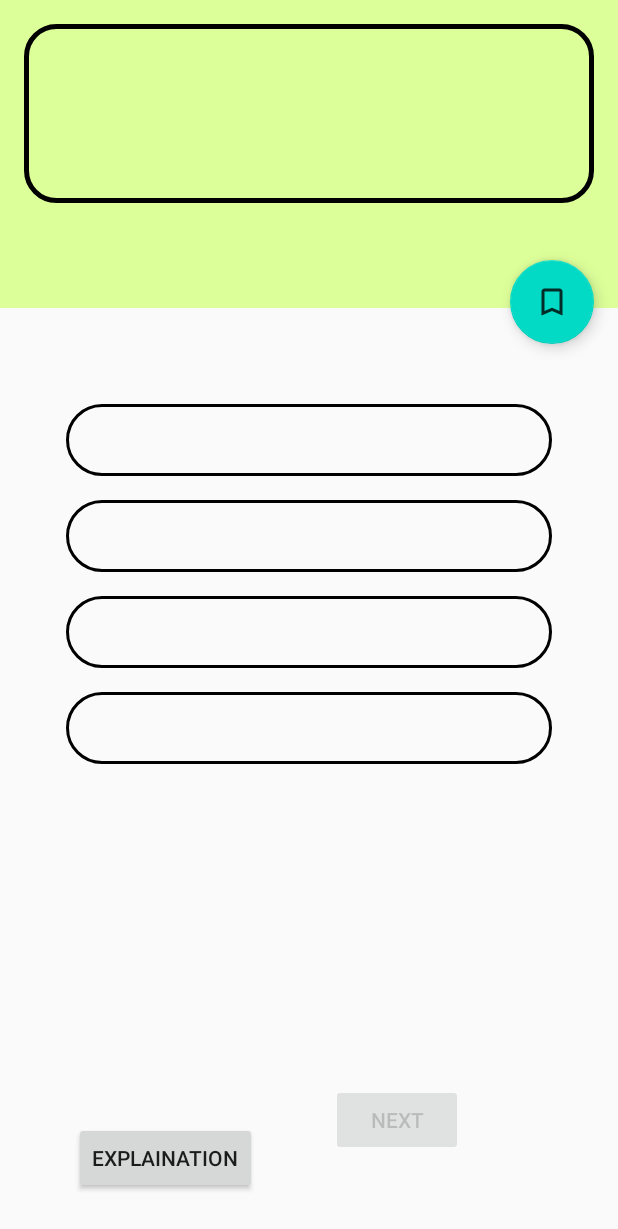
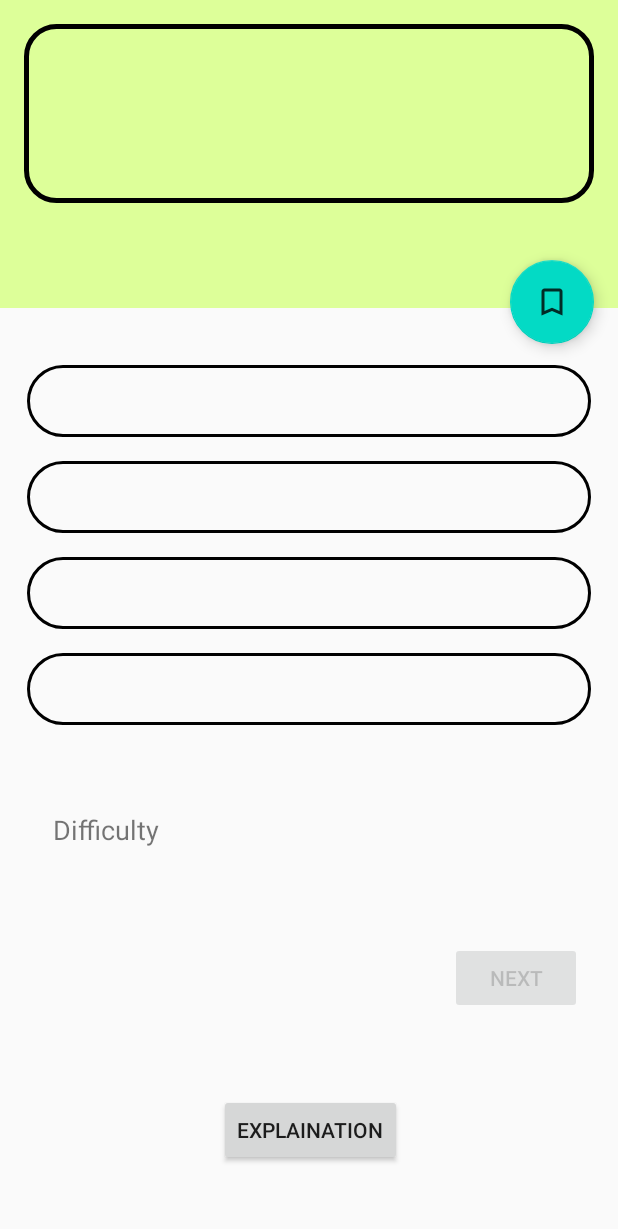
Before and after one commit to flockflair/flockflairapp, an Android app: the layout activity_display_questions.xml on its own in the app's theme, with its tools: preview values and no code run, on a phone screen of 412 x 824 dp. Shown: the top 1229 px of the screen. Run offline under Robolectric (Android 15) with nearby library versions, the phone set to English and light mode, and no system bars; Roboto replaces fonts that are not available here.

Commit message:
difficulty commit

```diff
--- a/app/src/main/java/com/example/flockflairapp/BookmarkAdapter.java
+++ b/app/src/main/java/com/example/flockflairapp/BookmarkAdapter.java
@@ -24,7 +24,9 @@ import com.google.firebase.database.ValueEventListener;
 
 import java.util.ArrayList;
 import java.util.List;
-;
+;import javax.sql.StatementEvent;
+
+import static com.example.flockflairapp.DisplayQuestions.keyList;
 
 
 public class BookmarkAdapter extends RecyclerView.Adapter<BookmarkAdapter.Viewholder> {
--- a/app/src/main/java/com/example/flockflairapp/DisplayQuestions.java
+++ b/app/src/main/java/com/example/flockflairapp/DisplayQuestions.java
@@ -44,7 +44,7 @@ public class DisplayQuestions extends AppCompatActivity {
     //progressDailog
     private ProgressDialog pg;
     //textview
-    private TextView tvQuestions, tvTotal;
+    private TextView tvQuestions, tvTotal,difficulty;
 
     private LinearLayout linearLayout;
     //Bookmarks
@@ -74,6 +74,7 @@ public class DisplayQuestions extends AppCompatActivity {
         bookMarks = findViewById(R.id.floatingActionButton5);
         next_btn = findViewById(R.id.buttonNext);
         vibrator = (Vibrator) this.getSystemService(VIBRATOR_SERVICE);
+        difficulty = (TextView)findViewById(R.id.difficulty);
 
         //prevent screenCapture
         getWindow().setFlags(WindowManager.LayoutParams.FLAG_SECURE,WindowManager.LayoutParams.FLAG_SECURE);
@@ -110,6 +111,7 @@ public class DisplayQuestions extends AppCompatActivity {
         //list for bookmarks
         bookMarklist = new ArrayList<>();
 
+
         //Explaination Enabled
         explanation_btn.setEnabled(false);
         explanation_btn.setOnClickListener(new View.OnClickListener() {
@@ -131,6 +133,7 @@ public class DisplayQuestions extends AppCompatActivity {
                 for (DataSnapshot snapshot1 : snapshot.getChildren()){
                     list.add(snapshot1.getValue(QuestionModel.class));
                 }
+                difficulty.setText(list.get(position).getDifficulty());
                 McqAlgo();
             }
             @Override
@@ -140,6 +143,7 @@ public class DisplayQuestions extends AppCompatActivity {
             }
         });
     }
+    static List<String> keyList = new ArrayList<>();
 
     //function to store Bookmarks to database
     public void setBookmarks() {
@@ -148,6 +152,7 @@ public class DisplayQuestions extends AppCompatActivity {
         //to save mcq at user profile
         dbBookmarks.child("user").child(uuid).push().setValue(questionModel);
         String pushKey = dbBookmarks.child("user").child(uuid).push().getKey();
+        keyList.add(pushKey);
     }
     //animation for loading new question
     private void animation(final View view, final int value, final String data){
@@ -172,6 +177,8 @@ public class DisplayQuestions extends AppCompatActivity {
                     }
                     animation(linearLayout.getChildAt(count),0,option);
                     count++;
+                    //to get difficulty onloading question
+                    difficulty.setText(list.get(position).getDifficulty());
                 }
             }
 
--- a/app/src/main/res/layout/activity_display_questions.xml
+++ b/app/src/main/res/layout/activity_display_questions.xml
@@ -44,7 +44,7 @@
         android:layout_height="wrap_content"
         android:layout_marginTop="20dp"
         android:orientation="vertical"
-        android:padding="36dp"
+        android:padding="10dp"
         app:layout_constraintEnd_toEndOf="parent"
         app:layout_constraintHorizontal_bias="0.0"
         app:layout_constraintStart_toStartOf="parent"
@@ -91,15 +91,14 @@
         android:id="@+id/buttonNext"
         android:layout_width="wrap_content"
         android:layout_height="wrap_content"
+        android:layout_marginEnd="24dp"
         android:alpha="0.7"
         android:enabled="false"
         android:text="@string/next"
         app:layout_constraintBottom_toBottomOf="parent"
         app:layout_constraintEnd_toEndOf="parent"
-        app:layout_constraintHorizontal_bias="0.681"
-        app:layout_constraintStart_toStartOf="parent"
         app:layout_constraintTop_toBottomOf="@+id/linearLayout"
-        app:layout_constraintVertical_bias="0.761" />
+        app:layout_constraintVertical_bias="0.462" />
 
     <com.google.android.material.floatingactionbutton.FloatingActionButton
         android:id="@+id/floatingActionButton5"
@@ -117,12 +116,26 @@
         android:id="@+id/buttonExplain"
         android:layout_width="wrap_content"
         android:layout_height="wrap_content"
+        android:layout_marginEnd="32dp"
         android:layout_marginBottom="28dp"
         android:text="Explaination"
         app:layout_constraintBottom_toBottomOf="parent"
         app:layout_constraintEnd_toStartOf="@+id/buttonNext"
+        app:layout_constraintTop_toBottomOf="@+id/linearLayout"
+        app:layout_constraintVertical_bias="0.923" />
+
+    <TextView
+        android:id="@+id/difficulty"
+        android:layout_width="wrap_content"
+        android:layout_height="wrap_content"
+        android:layout_marginTop="39dp"
+        android:text="Difficulty"
+        android:textSize="18sp"
+        app:layout_constraintBottom_toBottomOf="parent"
+        app:layout_constraintEnd_toStartOf="@+id/buttonExplain"
+        app:layout_constraintHorizontal_bias="0.467"
         app:layout_constraintStart_toStartOf="parent"
         app:layout_constraintTop_toBottomOf="@+id/linearLayout"
-        app:layout_constraintVertical_bias="1.0" />
+        app:layout_constraintVertical_bias="0.0" />
 
 </androidx.constraintlayout.widget.ConstraintLayout>
```
